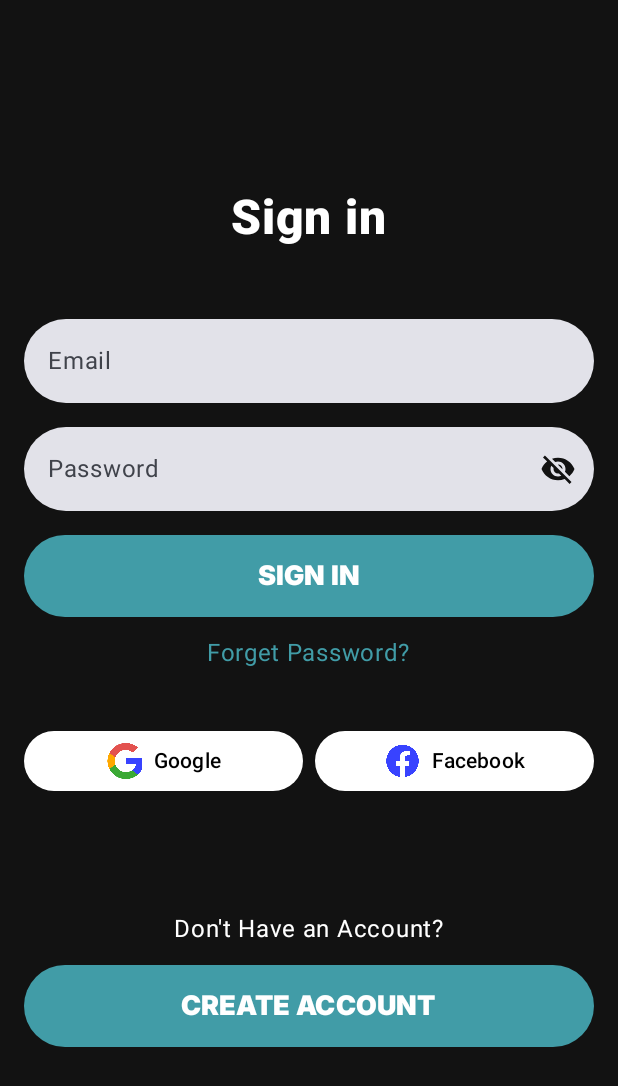
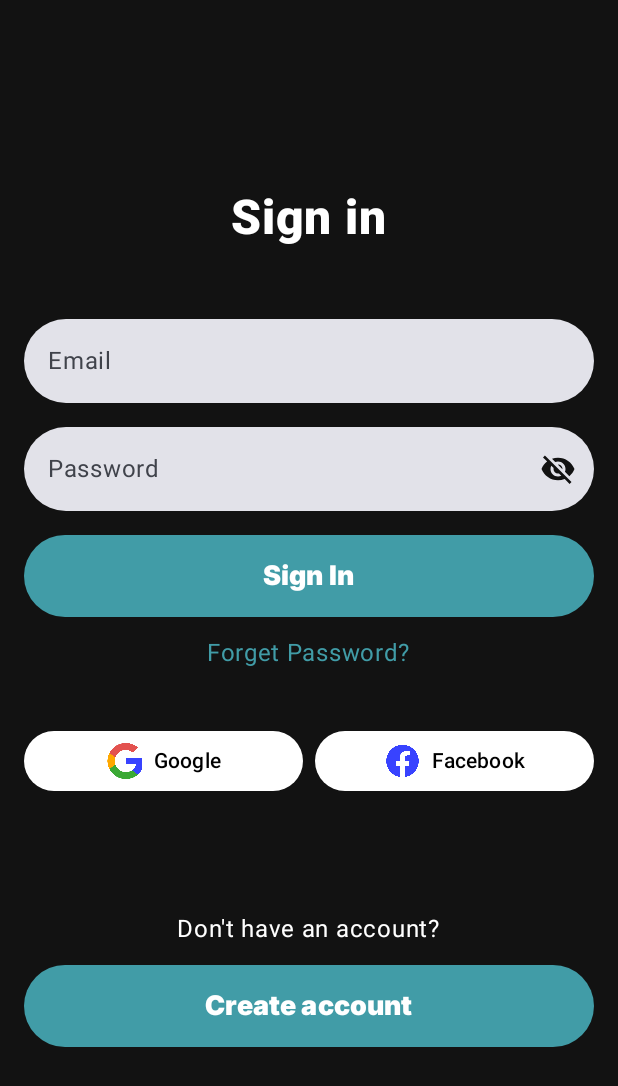
Before and after one commit to Abdullah-Faik/habit-tracker, an Android app built with Jetpack Compose: the screen it shows after launch (MainActivity), on a phone screen of 412 x 824 dp. Shown: the top 1086 px of the screen. Run offline under Robolectric (Android 15) with nearby library versions, the phone set to English and light mode, and no system bars.

Commit message:
finishing login with basic viewmodel

```diff
--- a/app/src/main/java/com/fola/habit_tracker/MainActivity.kt
+++ b/app/src/main/java/com/fola/habit_tracker/MainActivity.kt
@@ -11,7 +11,7 @@ import androidx.compose.material3.Text
 import androidx.compose.runtime.Composable
 import androidx.compose.ui.Modifier
 import androidx.compose.ui.tooling.preview.Preview
-import com.fola.habit_tracker.screens.ui_screens.LoginScreen
+import com.fola.habit_tracker.ui.auth.LoginScreen
 import com.fola.habit_tracker.ui.theme.HabittrackerTheme
 
 class MainActivity : ComponentActivity() {
--- a/app/src/main/java/com/fola/habit_tracker/screens/ui_screens/StyledFields.kt
+++ /dev/null
@@ -1 +0,0 @@
-package com.fola.habit_tracker.screens.ui_screens
--- a/app/src/main/java/com/fola/habit_tracker/screens/ui_screens/LoginScreen.kt
+++ b/app/src/main/java/com/fola/habit_tracker/ui/auth/LoginScreen.kt
@@ -1,4 +1,4 @@
-package com.fola.habit_tracker.screens.ui_screens
+package com.fola.habit_tracker.ui.auth
 
 import androidx.annotation.DrawableRes
 import androidx.compose.foundation.Image
@@ -18,10 +18,8 @@ import androidx.compose.material3.ButtonDefaults
 import androidx.compose.material3.IconButton
 import androidx.compose.material3.Text
 import androidx.compose.runtime.Composable
-import androidx.compose.runtime.getValue
-import androidx.compose.runtime.mutableStateOf
-import androidx.compose.runtime.remember
-import androidx.compose.runtime.setValue
+import androidx.compose.runtime.FloatState
+import androidx.compose.runtime.collectAsState
 import androidx.compose.ui.Alignment
 import androidx.compose.ui.Modifier
 import androidx.compose.ui.graphics.Color
@@ -32,13 +30,21 @@ import androidx.compose.ui.text.input.KeyboardType
 import androidx.compose.ui.tooling.preview.Preview
 import androidx.compose.ui.unit.dp
 import androidx.compose.ui.unit.sp
+import androidx.lifecycle.ViewModel
+import androidx.lifecycle.viewmodel.compose.viewModel
 import com.fola.habit_tracker.R
+import com.fola.habit_tracker.ui.auth.viewmodel.LoginViewmodel
+import com.fola.habit_tracker.ui.components.InputField
+import com.fola.habit_tracker.ui.components.PasswordInputField
+import com.fola.habit_tracker.ui.components.StyledButton
+import com.fola.habit_tracker.ui.components.UiState
 
 @Composable
-fun LoginScreen(modifier: Modifier = Modifier) {
-    var email by remember { mutableStateOf("") }
-    var password by remember { mutableStateOf("") }
-
+fun LoginScreen(
+    modifier: Modifier = Modifier,
+    loginViewmodel: LoginViewmodel = viewModel()
+) {
+    val loginState = loginViewmodel.uiState.collectAsState()
     Column(
         modifier = modifier
             .fillMaxSize()
@@ -56,18 +62,20 @@ fun LoginScreen(modifier: Modifier = Modifier) {
         )
 
         InputField(
-            value = email,
-            onValueChange = { email = it },
+            value = loginState.value.email.value,
+            onValueChange = { email -> loginViewmodel.updateEmailField(email) },
             placeholder = "Email",
-            uiState = UiState.IDLE,
+            errorMessage = loginState.value.email.errorMessage,
+            uiState = loginState.value.email.state,
             keyboardType = KeyboardType.Email
         )
 
         PasswordInputField(
-            value = password,
-            onValueChange = { password = it },
+            value = loginState.value.password.value,
+            onValueChange = { loginViewmodel.updatePassword(it) },
             placeholder = "Password",
-            uiState = UiState.IDLE
+            errorMessage = loginState.value.password.errorMessage,
+            uiState = loginState.value.password.state
         )
 
         StyledButton(
@@ -90,14 +98,14 @@ fun LoginScreen(modifier: Modifier = Modifier) {
         Spacer(modifier = Modifier.height(64.dp))
 
         Text(
-            "Don't Have an Account?",
+            "Don't have an account?",
             color = Color.White,
             modifier = Modifier.padding(12.dp)
         )
 
         StyledButton(
             onClick = { /* TODO: Handle create account */ },
-            text = "Create Account"
+            text = "Create account"
         )
     }
 }
--- /dev/null
+++ b/app/src/main/java/com/fola/habit_tracker/ui/auth/viewmodel/FieldHandler.kt
@@ -0,0 +1,28 @@
+package com.fola.habit_tracker.ui.auth.viewmodel
+
+import com.fola.habit_tracker.ui.components.UiState
+
+data class FieldHandler(
+    val value: String = "",
+    val state: UiState = UiState.IDLE,
+    val errorMessage: String = ""
+)
+
+
+data class LoginScreenState(
+    val email: FieldHandler = FieldHandler(),
+    val password: FieldHandler = FieldHandler()
+)
+
+
+data class AddNewAccount(
+    val name: FieldHandler = FieldHandler(),
+    val email: FieldHandler = FieldHandler(),
+    val password: FieldHandler = FieldHandler(),
+    val rePassword: FieldHandler = FieldHandler()
+)
+
+
+data class ResetPassword(
+    val email: FieldHandler = FieldHandler()
+)
--- /dev/null
+++ b/app/src/main/java/com/fola/habit_tracker/ui/components/InputField.kt
@@ -0,0 +1,61 @@
+package com.fola.habit_tracker.ui.components
+
+import androidx.compose.foundation.layout.fillMaxWidth
+import androidx.compose.foundation.shape.RoundedCornerShape
+import androidx.compose.foundation.text.KeyboardOptions
+import androidx.compose.material3.Text
+import androidx.compose.material3.TextField
+import androidx.compose.material3.TextFieldDefaults
+import androidx.compose.runtime.Composable
+import androidx.compose.ui.Modifier
+import androidx.compose.ui.graphics.Color
+import androidx.compose.ui.res.colorResource
+import androidx.compose.ui.text.input.KeyboardType
+import androidx.compose.ui.unit.dp
+import com.fola.habit_tracker.R
+
+
+@Composable
+fun InputField(
+    modifier: Modifier = Modifier,
+    value: String,
+    onValueChange: (String) -> Unit,
+    placeholder: String = "",
+    keyboardType: KeyboardType = KeyboardType.Email,
+    uiState: UiState = UiState.IDLE,
+    errorMessage: String = ""
+) {
+    TextField(
+        value = value,
+        onValueChange = { newValue -> onValueChange(newValue) },
+        placeholder = {
+            Text(
+                placeholder,
+            )
+        },
+        keyboardOptions = KeyboardOptions(keyboardType = keyboardType),
+        shape = RoundedCornerShape(50.dp),
+        singleLine = true,
+        isError = uiState == UiState.ERROR,
+        supportingText = {
+            if (uiState == UiState.ERROR && errorMessage.isNotEmpty()) {
+                Text(
+                    text = errorMessage,
+                    color = Color.Red
+                )
+            }
+        },
+        colors = TextFieldDefaults.colors(
+            focusedIndicatorColor = Color.Transparent,
+            unfocusedIndicatorColor = Color.Transparent,
+            disabledIndicatorColor = Color.Transparent,
+            errorIndicatorColor = Color.Transparent,
+            focusedContainerColor = Color.White,
+            errorContainerColor = Color.White,
+            errorTextColor = colorResource(R.color.Red),
+            cursorColor = Color.Black
+        ),
+        modifier = Modifier
+            .fillMaxWidth()
+    )
+}
--- a/app/src/main/java/com/fola/habit_tracker/screens/ui_screens/StyledElements.kt
+++ b/app/src/main/java/com/fola/habit_tracker/ui/components/PasswordField.kt
@@ -1,14 +1,11 @@
-package com.fola.habit_tracker.screens.ui_screens
+package com.fola.habit_tracker.ui.components
 
 import androidx.compose.foundation.layout.fillMaxWidth
-import androidx.compose.foundation.layout.padding
 import androidx.compose.foundation.shape.RoundedCornerShape
 import androidx.compose.foundation.text.KeyboardOptions
 import androidx.compose.material.icons.Icons
 import androidx.compose.material.icons.filled.Visibility
 import androidx.compose.material.icons.filled.VisibilityOff
-import androidx.compose.material3.Button
-import androidx.compose.material3.ButtonDefaults
 import androidx.compose.material3.Icon
 import androidx.compose.material3.IconButton
 import androidx.compose.material3.Text
@@ -22,63 +19,11 @@ import androidx.compose.runtime.setValue
 import androidx.compose.ui.Modifier
 import androidx.compose.ui.graphics.Color
 import androidx.compose.ui.res.colorResource
-import androidx.compose.ui.text.font.FontWeight
 import androidx.compose.ui.text.input.KeyboardType
 import androidx.compose.ui.text.input.PasswordVisualTransformation
 import androidx.compose.ui.text.input.VisualTransformation
 import androidx.compose.ui.unit.dp
-import androidx.compose.ui.unit.sp
 import com.fola.habit_tracker.R
-
-
-enum class UiState {
-    GOOD, ERROR, IDLE
-}
-
-
-@Composable
-fun InputField(
-    modifier: Modifier = Modifier,
-    value: String,
-    onValueChange: (String) -> Unit,
-    placeholder: String = "",
-    keyboardType: KeyboardType = KeyboardType.Email,
-    uiState: UiState = UiState.IDLE,
-    errorMessage: String = ""
-) {
-    TextField(
-        value = value,
-        onValueChange = { newValue -> onValueChange(newValue) },
-        placeholder = {
-            Text(
-                placeholder,
-            )
-        },
-        keyboardOptions = KeyboardOptions(keyboardType = keyboardType),
-        shape = RoundedCornerShape(50.dp),
-        singleLine = true,
-        isError = uiState == UiState.ERROR,
-        supportingText = {
-            if (uiState == UiState.ERROR && errorMessage.isNotEmpty()) {
-                Text(
-                    text = errorMessage,
-                    color = Color.Red
-                )
-            }
-        },
-        colors = TextFieldDefaults.colors(
-            focusedIndicatorColor = Color.Transparent,
-            unfocusedIndicatorColor = Color.Transparent,
-            disabledIndicatorColor = Color.Transparent,
-            errorIndicatorColor = Color.Transparent,
-            focusedContainerColor = Color.White,
-            errorTextColor = colorResource(R.color.Red),
-            cursorColor = Color.Black
-        ),
-        modifier = Modifier
-            .fillMaxWidth()
-    )
-}
 
 
 @Composable
@@ -119,6 +64,7 @@ fun PasswordInputField(
             unfocusedIndicatorColor = Color.Transparent,
             disabledIndicatorColor = Color.Transparent,
             errorIndicatorColor = Color.Transparent,
+            errorContainerColor = Color.White,
             focusedContainerColor = Color.White,
             errorTextColor = colorResource(R.color.Red),
             cursorColor = Color.Black
@@ -141,29 +87,3 @@ fun PasswordInputField(
             .fillMaxWidth()
     )
 }
-
-@Composable
-fun StyledButton(
-    modifier: Modifier = Modifier,
-    onClick: () -> Unit,
-    text: String = ""
-) {
-    Button(
-        onClick = onClick,
-        modifier = Modifier.fillMaxWidth(),
-        colors = ButtonDefaults.buttonColors(
-            containerColor = colorResource(R.color.main_color)
-        )
-    ) {
-        Text(
-            text = text.uppercase(),
-            modifier = Modifier.padding(8.dp),
-            color = Color.White,
-            fontFamily = interFont,
-            fontWeight = FontWeight.Black,
-            fontSize = 18.sp,
-        )
-    }
-
-
-}
--- /dev/null
+++ b/app/src/main/java/com/fola/habit_tracker/ui/components/StyledButton.kt
@@ -0,0 +1,41 @@
+package com.fola.habit_tracker.ui.components
+
+import androidx.compose.foundation.layout.fillMaxWidth
+import androidx.compose.foundation.layout.padding
+import androidx.compose.material3.Button
+import androidx.compose.material3.ButtonDefaults
+import androidx.compose.material3.Text
+import androidx.compose.runtime.Composable
+import androidx.compose.ui.Modifier
+import androidx.compose.ui.graphics.Color
+import androidx.compose.ui.res.colorResource
+import androidx.compose.ui.text.font.FontWeight
+import androidx.compose.ui.unit.dp
+import androidx.compose.ui.unit.sp
+import com.fola.habit_tracker.R
+
+@Composable
+fun StyledButton(
+    modifier: Modifier = Modifier,
+    onClick: () -> Unit,
+    text: String = ""
+) {
+    Button(
+        onClick = onClick,
+        modifier = Modifier.fillMaxWidth(),
+        colors = ButtonDefaults.buttonColors(
+            containerColor = colorResource(R.color.main_color)
+        )
+    ) {
+        Text(
+            text = text,
+            modifier = Modifier.padding(8.dp),
+            color = Color.White,
+            fontFamily = interFont,
+            fontWeight = FontWeight.Black,
+            fontSize = 18.sp,
+        )
+    }
+
+
+}
--- /dev/null
+++ b/app/src/main/java/com/fola/habit_tracker/ui/components/UiState.kt
@@ -0,0 +1,5 @@
+package com.fola.habit_tracker.ui.components
+
+enum class UiState {
+    GOOD, ERROR, IDLE
+}
--- /dev/null
+++ b/app/src/main/java/com/fola/habit_tracker/ui/main/home/HomeScreen.kt
@@ -0,0 +1 @@
+package com.fola.habit_tracker.ui.main.home
--- a/build.gradle.kts
+++ b/build.gradle.kts
@@ -3,4 +3,5 @@ plugins {
     alias(libs.plugins.android.application) apply false
     alias(libs.plugins.kotlin.android) apply false
     alias(libs.plugins.kotlin.compose) apply false
+    id("com.google.gms.google-services") version "4.4.2" apply false
 }
```
Also changed, not shown: app/build.gradle.kts (+9 -0 lines), app/src/main/java/com/fola/habit_tracker/ui/auth/Register.kt (added, +131 -0 lines), app/src/main/java/com/fola/habit_tracker/ui/auth/ResetPassword.kt (added, +106 -0 lines), app/src/main/java/com/fola/habit_tracker/ui/auth/WelocmeScreen.kt (renamed from app/src/main/java/com/fola/habit_tracker/screens/ui_screens/WelocmeScreen.kt, +2 -9 lines), app/src/main/java/com/fola/habit_tracker/ui/auth/viewmodel/LoginViewmodel.kt (added, +111 -0 lines), app/src/main/java/com/fola/habit_tracker/ui/components/Fonts.kt (added, +12 -0 lines), app/src/main/res/drawable/back_step.png (added), 1 other file.
